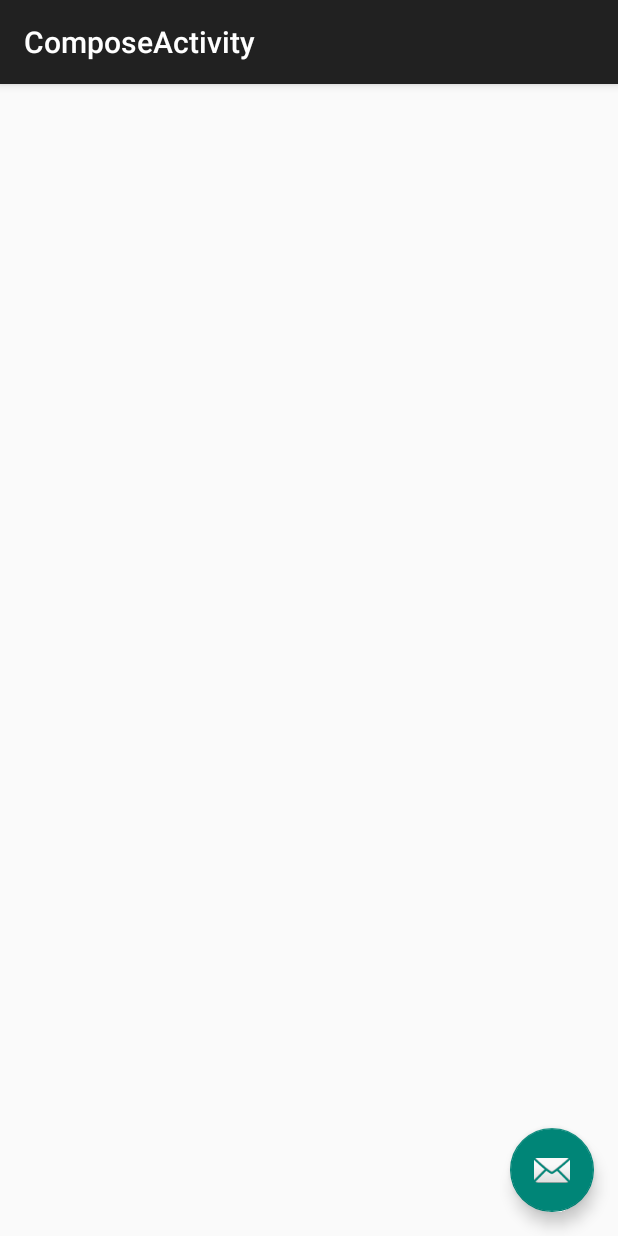
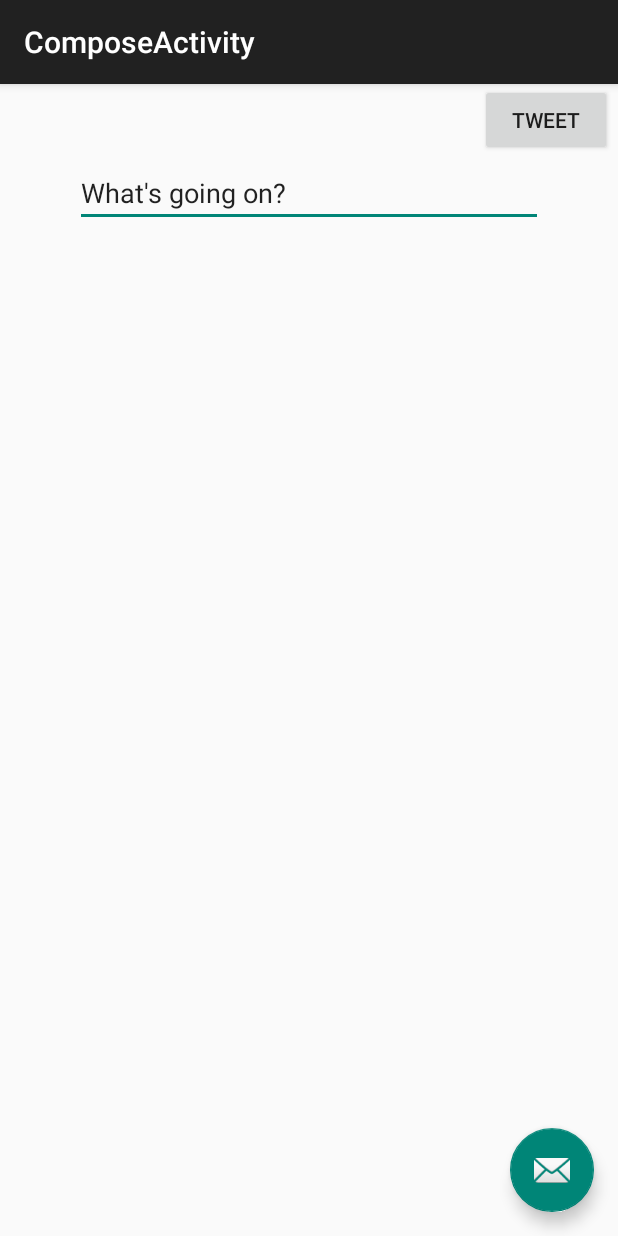
Before and after one commit to BRADm117/MySimpleTweets2, an Android app: the ComposeActivity screen opened directly, with no data from a screen before it, on a phone screen of 412 x 824 dp. Run offline under Robolectric (Android 15) with nearby library versions, the phone set to English and light mode, and no system bars; our stand-ins replace Room's generated code; libraries missing offline, so code that uses them is left out: com.facebook.stetho, com.loopj.android, cz.msebera.android, org.parceler; 1 statement that could not run was skipped.

Commit message:
All required Stories Complete

```diff
--- a/app/build.gradle
+++ b/app/build.gradle
@@ -44,6 +44,9 @@ dependencies {
     implementation 'com.android.support.constraint:constraint-layout:1.1.3'
     implementation 'com.android.support:design:28.0.0'
     annotationProcessor "android.arch.persistence.room:compiler:1.1.1"
+    annotationProcessor 'org.parceler:parceler:1.1.12'
     implementation 'com.facebook.stetho:stetho:1.5.0'
     implementation 'com.android.support:recyclerview-v7:28.0.0'
+    implementation 'org.parceler:parceler-api:1.1.12'
+    annotationProcessor 'org.parceler:parceler:1.1.12'
 }
--- a/app/src/main/java/com/codepath/apps/restclienttemplate/ComposeActivity.java
+++ b/app/src/main/java/com/codepath/apps/restclienttemplate/ComposeActivity.java
@@ -1,13 +1,30 @@
 package com.codepath.apps.restclienttemplate;
 
+import android.content.Intent;
 import android.os.Bundle;
-import android.support.design.widget.FloatingActionButton;
-import android.support.design.widget.Snackbar;
 import android.support.v7.app.AppCompatActivity;
 import android.support.v7.widget.Toolbar;
+import android.util.Log;
 import android.view.View;
+import android.widget.ArrayAdapter;
+import android.widget.Button;
+import android.widget.EditText;
+
+import com.codepath.apps.restclienttemplate.models.Tweet;
+import com.loopj.android.http.JsonHttpResponseHandler;
+
+import org.json.JSONArray;
+import org.json.JSONException;
+import org.json.JSONObject;
+import org.parceler.Parcels;
+
+import cz.msebera.android.httpclient.Header;
+
 
 public class ComposeActivity extends AppCompatActivity {
+    TwitterClient client;
+    ArrayAdapter<String> tweetAdapter; //List view and Recycler view are views that show data
+    private final int REQUEST_CODE = 20;
 
     @Override
     protected void onCreate(Bundle savedInstanceState) {
@@ -15,15 +32,64 @@ public class ComposeActivity extends AppCompatActivity {
         setContentView(R.layout.activity_compose);
         Toolbar toolbar = findViewById(R.id.toolbar);
         setSupportActionBar(toolbar);
+        client = TwitterApp.getRestClient(this); //gives access to send tweet function to client
 
-        FloatingActionButton fab = findViewById(R.id.fab);
-        fab.setOnClickListener(new View.OnClickListener() {
+//        FloatingActionButton fab = findViewById(R.id.fab);
+//        fab.setOnClickListener(new View.OnClickListener() {
+//            @Override
+//            public void onClick(View view) {
+//
+//            }
+//        });
+
+        Button button = findViewById(R.id.sendTweet);
+        button.setOnClickListener(new View.OnClickListener() {
             @Override
-            public void onClick(View view) {
-                Snackbar.make(view, "Replace with your own action", Snackbar.LENGTH_LONG)
-                        .setAction("Action", null).show();
+            public void onClick(View v) {
+                EditText etNewItem = (EditText) findViewById(R.id.et_simple);
+                String itemText = etNewItem.getText().toString();
+                etNewItem.setText("");
+                client.sendTweet(itemText, new JsonHttpResponseHandler(){
+                    @Override
+                    public void onSuccess(int statusCode, Header[] headers, JSONObject response) {
+                        //convert each object to a Tweet model
+                        //add that Tweet model to our data source
+                        //notify the adapter that we've added an item
+                        try {
+                            Tweet tweet = Tweet.fromJSON(response);
+                            Intent i = new Intent();
+                            i.putExtra("Tweet", Parcels.wrap(tweet));
+                            setResult(RESULT_OK, i);
+                            finish();
+
+                        } catch (JSONException e) {
+                            e.printStackTrace();
+                        }
+                    }
+                    @Override
+                    public void onFailure(int statusCode, Header[] headers, Throwable throwable, JSONArray errorResponse) {
+                        Log.d("TwitterClient", errorResponse.toString());
+                        throwable.printStackTrace();
+                    }
+
+                    @Override
+                    public void onFailure(int statusCode, Header[] headers, Throwable throwable, JSONObject errorResponse) {
+                        Log.d("TwitterClient", errorResponse.toString());
+                    }
+
+                    @Override
+                    public void onFailure(int statusCode, Header[] headers, String responseString, Throwable throwable) {
+                        Log.d("TwitterClient", responseString);
+                    }
+                });
+
+
+
+
             }
         });
     }
 
+
+
 }
--- a/app/src/main/java/com/codepath/apps/restclienttemplate/models/Tweet.java
+++ b/app/src/main/java/com/codepath/apps/restclienttemplate/models/Tweet.java
@@ -2,14 +2,19 @@ package com.codepath.apps.restclienttemplate.models;
 
 import org.json.JSONException;
 import org.json.JSONObject;
+import org.parceler.Parcel;
 
+@Parcel
 public class Tweet {
+
 
     //list out the attributes
     public String body;
     public long uid; //database ID for the tweet
     public User user;
     public String createdAt;
+
+    public Tweet(){}
 
     //deserialize the JSON
     public static Tweet fromJSON(JSONObject jsonObject) throws JSONException {
--- a/app/src/main/java/com/codepath/apps/restclienttemplate/models/User.java
+++ b/app/src/main/java/com/codepath/apps/restclienttemplate/models/User.java
@@ -2,6 +2,9 @@ package com.codepath.apps.restclienttemplate.models;
 
 import org.json.JSONException;
 import org.json.JSONObject;
+import org.parceler.Parcel;
+
+@Parcel
 
 public class User {
 
@@ -10,6 +13,8 @@ public class User {
     public long uid;
     public String screenName;
     public String profileImageUrl;
+
+    public User(){}
 
     //deserialize the JSON
     public static User fromJSON(JSONObject json)throws JSONException {
--- a/app/src/main/res/layout/content_compose.xml
+++ b/app/src/main/res/layout/content_compose.xml
@@ -8,4 +8,29 @@
     tools:context=".ComposeActivity"
     tools:showIn="@layout/activity_compose">
 
+    <EditText
+        android:id="@+id/et_simple"
+        android:layout_width="match_parent"
+        android:layout_height="wrap_content"
+        android:layout_marginStart="50dp"
+        android:layout_marginTop="50dp"
+        android:layout_marginEnd="50dp"
+        android:layout_marginBottom="100dp"
+        android:maxLength="160"
+        android:text="What's going on?"
+        app:layout_constraintBottom_toBottomOf="parent"
+        app:layout_constraintEnd_toEndOf="parent"
+        app:layout_constraintHorizontal_bias="1.0"
+        app:layout_constraintStart_toStartOf="parent"
+        app:layout_constraintTop_toTopOf="parent"
+        app:layout_constraintVertical_bias="0.0" />
+
+    <Button
+        android:id="@+id/sendTweet"
+        android:layout_width="wrap_content"
+        android:layout_height="wrap_content"
+        android:layout_marginStart="320dp"
+        android:text="Tweet"
+        app:layout_constraintStart_toStartOf="parent"
+        app:layout_constraintTop_toTopOf="parent" />
 </android.support.constraint.ConstraintLayout>
```
Also changed, not shown: app/src/main/java/com/codepath/apps/restclienttemplate/TimelineActivity.java (+34 -0 lines), app/src/main/java/com/codepath/apps/restclienttemplate/TwitterClient.java (+8 -0 lines), app/src/main/res/drawable-anydpi/ic_profile.xml (added, +10 -0 lines), app/src/main/res/drawable-hdpi/ic_profile.png (added), app/src/main/res/drawable-xhdpi/ic_profile.png (added).
